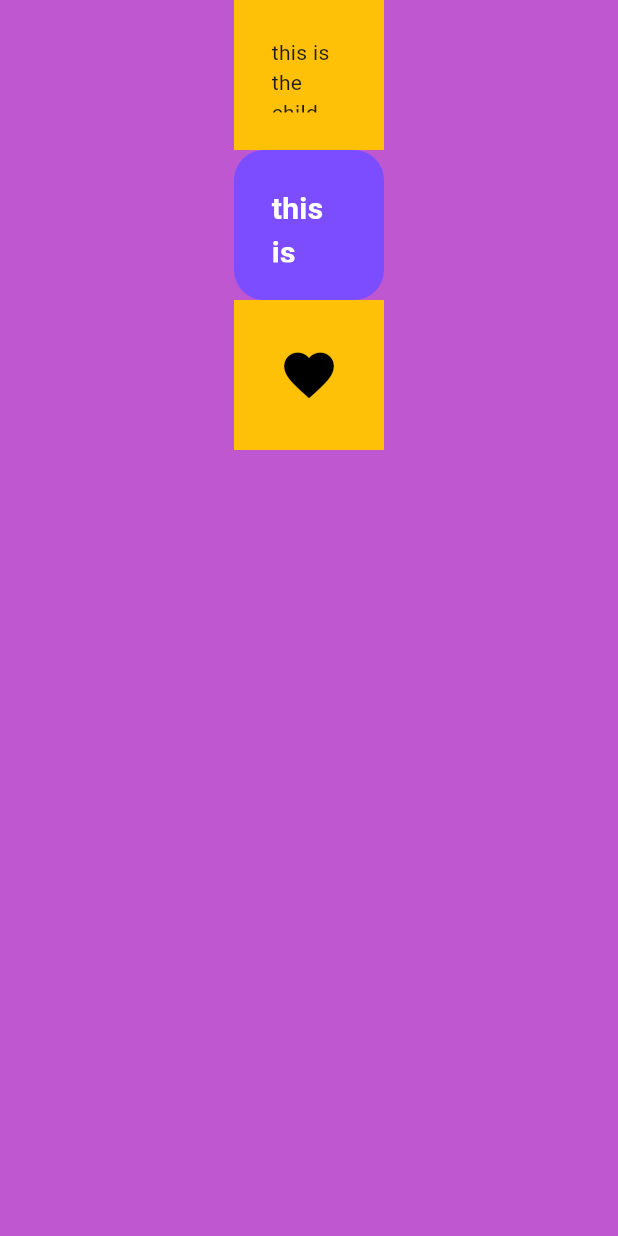
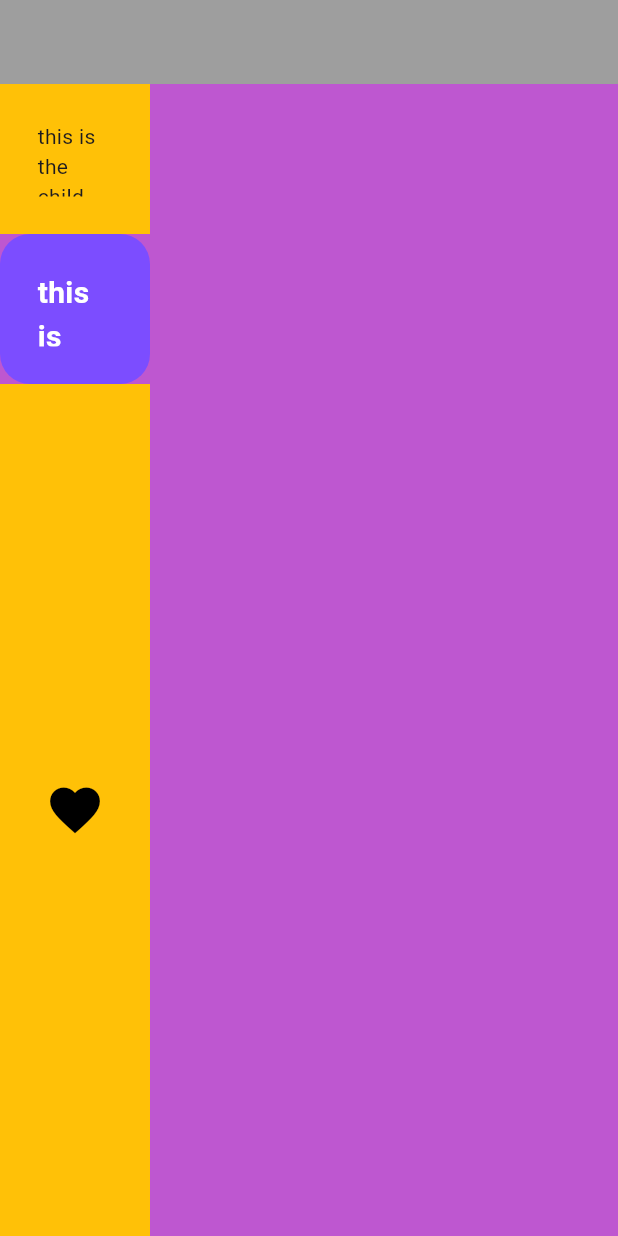
Before and after one commit to ansh-shrivastava/flutter_dev, a Flutter app: the screen it shows after launch, on a phone screen of 412 x 824 dp. Run offline on Flutter 3.47's test engine with Material 3 defaults, Android fonts, the phone set to English and light mode, and no system bars.

Commit message:
columns/rows and expanded

```diff
--- a/lib/main.dart
+++ b/lib/main.dart
@@ -13,8 +13,10 @@ class MyApp extends StatelessWidget {
     return MaterialApp(
       home: Scaffold(
         backgroundColor: const Color.fromARGB(255, 190, 87, 208),
-        body: Center(
-          child: Column(
+        appBar: AppBar(backgroundColor: Colors.grey),
+
+        body: Column(
+          mainAxisAlignment: MainAxisAlignment.center,
           children: [
             Container(
               height: 100,
@@ -42,15 +44,17 @@ class MyApp extends StatelessWidget {
                 ),
               ),
             ),
-              Container(
-                height: 100,
+            Expanded(
+              flex: 2, // maek this relativly expanded
+              // fills up the space
+              child: Container(
                 width: 100,
                 color: Colors.amber,
                 padding: EdgeInsets.all(25),
                 child: Icon(Icons.favorite, size: 40, color: Colors.black),
               ),
+            ),
           ],
-          ),
         ),
       ),
       debugShowCheckedModeBanner: false,
```
Lines whose indentation alone changed are shown as unchanged.
